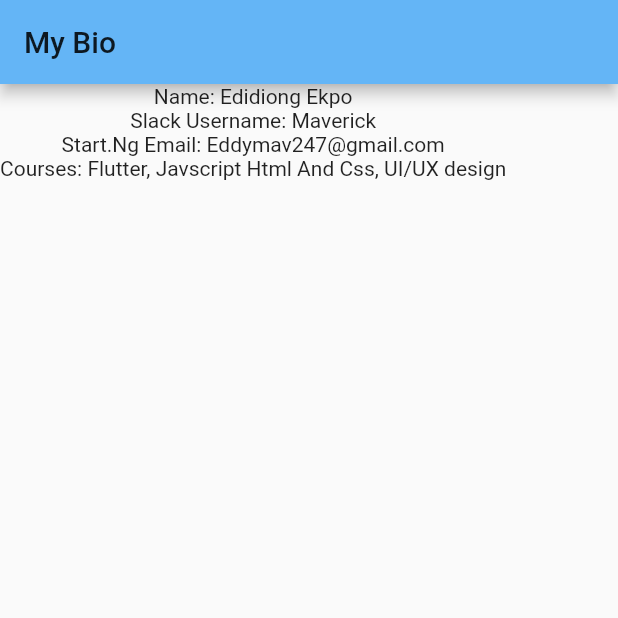
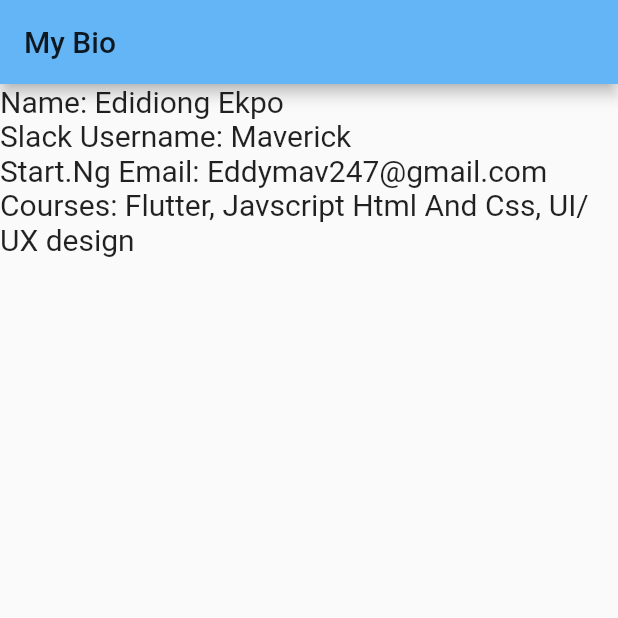
Before and after one commit to Maverickk6/startup_namer, a Flutter app: the screen it shows after launch, on a phone screen of 412 x 824 dp, the top half of it. Run offline on Flutter 3.47's test engine with Material 2 defaults, Android fonts, the phone set to English and light mode, and no system bars.

Commit message:
improved the font style

```diff
--- a/lib/main.dart
+++ b/lib/main.dart
@@ -7,9 +7,7 @@ class MyApp extends StatelessWidget {
   // #docregion build
   @override
   Widget build(BuildContext context) {
-    // var details = [
-    //   'Name: Edidiong Ekpo'
-    // ]
+
     return MaterialApp(
       title: 'My Details',
       theme: ThemeData(
@@ -19,12 +17,15 @@ class MyApp extends StatelessWidget {
         appBar: AppBar(
           title: Text('My Bio'),
         ),
-        body: Column(children: [
-          Text('Name: Edidiong Ekpo'),
-          Text('Slack Username: Maverick'),
-          Text('Start.Ng Email: Eddymav247@gmail.com'),
-          Text('Courses: Flutter, Javscript Html And Css, UI/UX design')
-        ],),
+        body: SafeArea(
+          child: ListView(
+            children: <Widget>
+            [
+            Text('Name: Edidiong Ekpo', style: TextStyle(fontSize: 20.0)),
+            Text('Slack Username: Maverick', style: TextStyle(fontSize: 20.0)),
+            Text('Start.Ng Email: Eddymav247@gmail.com', style: TextStyle(fontSize: 20.0)),
+            Text('Courses: Flutter, Javscript Html And Css, UI/UX design', style: TextStyle(fontSize: 20.0))
+          ],),),
 
       ),
     );
```
